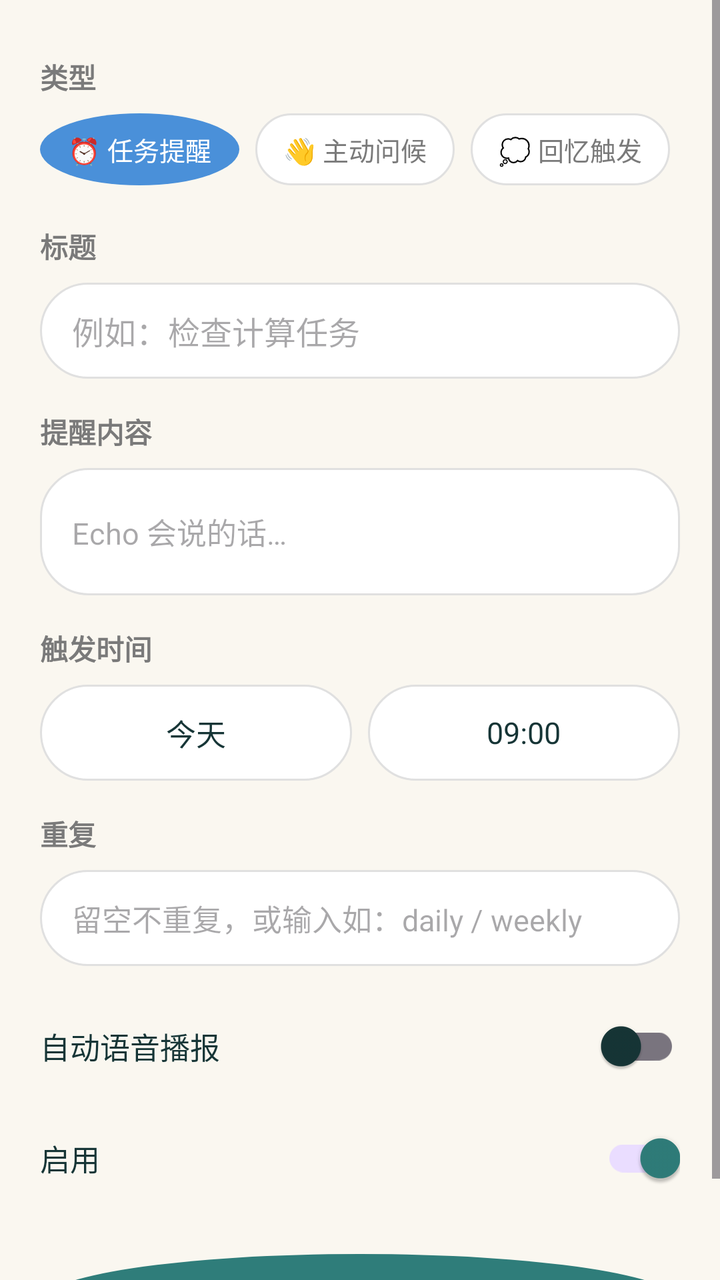
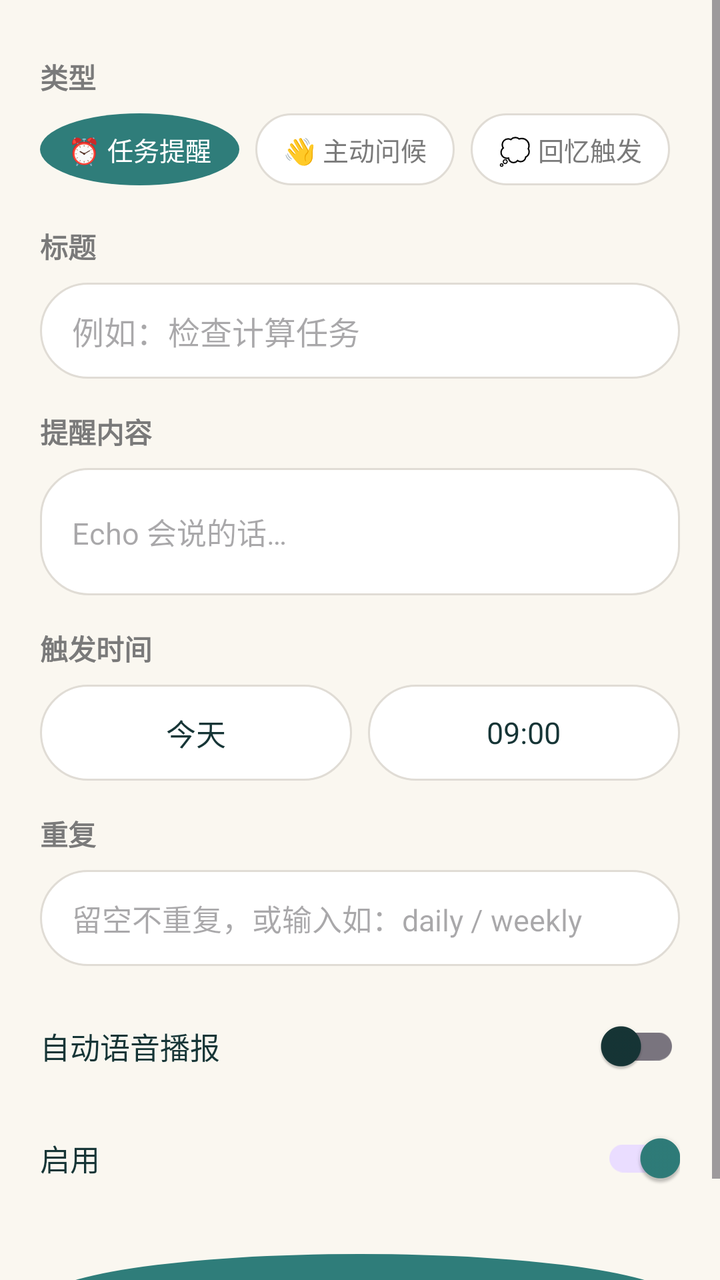

The first picture is an Android layout as it rendered before a commit; the second is the same layout after the commit. The layout source and the unified diff follow.
<!-- AndroidManifest.xml: application theme Theme.MyApplication -->
<!-- res/layout/activity_plan_edit.xml -->
<?xml version="1.0" encoding="utf-8"?>
<ScrollView xmlns:android="http://schemas.android.com/apk/res/android"
    xmlns:app="http://schemas.android.com/apk/res-auto"
    android:layout_width="match_parent"
    android:layout_height="match_parent"
    android:background="#FAF7F0">

    <LinearLayout
        android:layout_width="match_parent"
        android:layout_height="wrap_content"
        android:orientation="vertical"
        android:padding="20dp">

        
        <TextView
            android:layout_width="wrap_content"
            android:layout_height="wrap_content"
            android:text="类型"
            android:textSize="14sp"
            android:textStyle="bold"
            android:textColor="#7A7A7A"
            android:layout_marginTop="8dp" />

        <LinearLayout
            android:id="@+id/layout_type_selector"
            android:layout_width="match_parent"
            android:layout_height="wrap_content"
            android:orientation="horizontal"
            android:layout_marginTop="8dp">

            <TextView
                android:id="@+id/chip_type_reminder"
                android:layout_width="wrap_content"
                android:layout_height="36dp"
                android:gravity="center"
                android:paddingHorizontal="14dp"
                android:text="⏰ 任务提醒"
                android:textSize="13sp"
                android:textColor="@android:color/white"
                android:background="@drawable/bg_send_button"
                android:clickable="true"
                android:focusable="true" />

            <TextView
                android:id="@+id/chip_type_checkin"
                android:layout_width="wrap_content"
                android:layout_height="36dp"
                android:layout_marginStart="8dp"
                android:gravity="center"
                android:paddingHorizontal="14dp"
                android:text="👋 主动问候"
                android:textSize="13sp"
                android:textColor="#7A7A7A"
                android:background="@drawable/bg_input"
                android:clickable="true"
                android:focusable="true" />

            <TextView
                android:id="@+id/chip_type_memory"
                android:layout_width="wrap_content"
                android:layout_height="36dp"
                android:layout_marginStart="8dp"
                android:gravity="center"
                android:paddingHorizontal="14dp"
                android:text="💭 回忆触发"
                android:textSize="13sp"
                android:textColor="#7A7A7A"
                android:background="@drawable/bg_input"
                android:clickable="true"
                android:focusable="true" />

            <TextView
                android:id="@+id/chip_type_autodiary"
                android:layout_width="wrap_content"
                android:layout_height="36dp"
                android:layout_marginStart="8dp"
                android:gravity="center"
                android:paddingHorizontal="14dp"
                android:text="📝 自动日记"
                android:textSize="13sp"
                android:textColor="#7A7A7A"
                android:background="@drawable/bg_input"
                android:clickable="true"
                android:focusable="true" />
        </LinearLayout>

        
        <TextView
            android:layout_width="wrap_content"
            android:layout_height="wrap_content"
            android:text="标题"
            android:textSize="14sp"
            android:textStyle="bold"
            android:textColor="#7A7A7A"
            android:layout_marginTop="20dp" />

        <EditText
            android:id="@+id/et_title"
            android:layout_width="match_parent"
            android:layout_height="wrap_content"
            android:layout_marginTop="8dp"
            android:hint="例如：检查计算任务"
            android:textSize="16sp"
            android:textColor="#163536"
            android:inputType="text"
            android:minHeight="48dp"
            android:background="@drawable/bg_input"
            android:paddingHorizontal="16dp"
            android:paddingVertical="12dp" />

        
        <TextView
            android:layout_width="wrap_content"
            android:layout_height="wrap_content"
            android:text="提醒内容"
            android:textSize="14sp"
            android:textStyle="bold"
            android:textColor="#7A7A7A"
            android:layout_marginTop="16dp" />

        <EditText
            android:id="@+id/et_message"
            android:layout_width="match_parent"
            android:layout_height="wrap_content"
            android:layout_marginTop="8dp"
            android:hint="Echo 会说的话…"
            android:textSize="15sp"
            android:textColor="#163536"
            android:inputType="textMultiLine"
            android:minLines="2"
            android:background="@drawable/bg_input"
            android:paddingHorizontal="16dp"
            android:paddingVertical="12dp" />

        
        <TextView
            android:layout_width="wrap_content"
            android:layout_height="wrap_content"
            android:text="触发时间"
            android:textSize="14sp"
            android:textStyle="bold"
            android:textColor="#7A7A7A"
            android:layout_marginTop="16dp" />

        <LinearLayout
            android:layout_width="match_parent"
            android:layout_height="wrap_content"
            android:orientation="horizontal"
            android:gravity="center_vertical"
            android:layout_marginTop="8dp">

            <LinearLayout
                android:layout_width="0dp"
                android:layout_height="48dp"
                android:layout_weight="1"
                android:gravity="center"
                android:background="@drawable/bg_input"
                android:clickable="true"
                android:focusable="true"
                android:id="@+id/btn_pick_date">

                <TextView
                    android:id="@+id/tv_picked_date"
                    android:layout_width="wrap_content"
                    android:layout_height="wrap_content"
                    android:textSize="15sp"
                    android:textColor="#163536"
                    android:text="今天" />
            </LinearLayout>

            <LinearLayout
                android:layout_width="0dp"
                android:layout_height="48dp"
                android:layout_weight="1"
                android:layout_marginStart="8dp"
                android:gravity="center"
                android:background="@drawable/bg_input"
                android:clickable="true"
                android:focusable="true"
                android:id="@+id/btn_pick_time">

                <TextView
                    android:id="@+id/tv_picked_time"
                    android:layout_width="wrap_content"
                    android:layout_height="wrap_content"
                    android:textSize="15sp"
                    android:textColor="#163536"
                    android:text="09:00" />
            </LinearLayout>
        </LinearLayout>

        
        <TextView
            android:layout_width="wrap_content"
            android:layout_height="wrap_content"
            android:text="重复"
            android:textSize="14sp"
            android:textStyle="bold"
            android:textColor="#7A7A7A"
            android:layout_marginTop="16dp" />

        <EditText
            android:id="@+id/et_repeat"
            android:layout_width="match_parent"
            android:layout_height="wrap_content"
            android:layout_marginTop="8dp"
            android:hint="留空不重复，或输入如：daily / weekly"
            android:textSize="15sp"
            android:textColor="#163536"
            android:inputType="text"
            android:minHeight="48dp"
            android:background="@drawable/bg_input"
            android:paddingHorizontal="16dp"
            android:paddingVertical="12dp" />

        
        <LinearLayout
            android:layout_width="match_parent"
            android:layout_height="wrap_content"
            android:orientation="horizontal"
            android:gravity="center_vertical"
            android:layout_marginTop="16dp">

            <TextView
                android:layout_width="0dp"
                android:layout_height="wrap_content"
                android:layout_weight="1"
                android:text="自动语音播报"
                android:textSize="15sp"
                android:textColor="#163536" />

            <androidx.appcompat.widget.SwitchCompat
                android:id="@+id/switch_auto_speak"
                android:layout_width="wrap_content"
                android:layout_height="wrap_content" />
        </LinearLayout>

        <LinearLayout
            android:layout_width="match_parent"
            android:layout_height="wrap_content"
            android:orientation="horizontal"
            android:gravity="center_vertical"
            android:layout_marginTop="8dp">

            <TextView
                android:layout_width="0dp"
                android:layout_height="wrap_content"
                android:layout_weight="1"
                android:text="启用"
                android:textSize="15sp"
                android:textColor="#163536" />

            <androidx.appcompat.widget.SwitchCompat
                android:id="@+id/switch_enabled"
                android:layout_width="wrap_content"
                android:layout_height="wrap_content"
                android:checked="true" />
        </LinearLayout>

        
        <Button
            android:id="@+id/btn_save"
            android:layout_width="match_parent"
            android:layout_height="48dp"
            android:layout_marginTop="24dp"
            android:text="保存"
            android:textSize="16sp"
            android:textColor="@android:color/white"
            android:background="@drawable/bg_send_button"
            app:cornerRadius="14dp" />

        <Button
            android:id="@+id/btn_delete"
            android:layout_width="match_parent"
            android:layout_height="48dp"
            android:layout_marginTop="8dp"
            android:text="删除规划"
            android:textSize="16sp"
            android:textColor="#E53935"
            android:visibility="gone"
            android:background="@android:color/transparent" />

    </LinearLayout>
</ScrollView>
<!-- resources referenced by this layout -->
<resources>
  <!-- drawable bg_input (drawable) -->
  <?xml version="1.0" encoding="utf-8"?>
  <shape xmlns:android="http://schemas.android.com/apk/res/android"
      android:shape="rectangle">
      <solid android:color="@android:color/white" />
      <corners android:radius="24dp" />
      <stroke android:width="1dp" android:color="#E0E0E0" />
  </shape>
  <!-- drawable bg_send_button (drawable) -->
  <?xml version="1.0" encoding="utf-8"?>
  <shape xmlns:android="http://schemas.android.com/apk/res/android"
      android:shape="oval">
      <solid android:color="#4A90D9" />
  </shape>
  <style name="Theme.MyApplication" parent="Base.Theme.MyApplication" />
  <style name="Base.Theme.MyApplication" parent="Theme.Material3.DayNight.NoActionBar">
          <item name="colorPrimary">@color/echo_primary</item>
          <item name="colorPrimaryDark">@color/echo_primary_dark</item>
          <item name="colorAccent">@color/echo_primary</item>
          <item name="android:colorBackground">@color/echo_background</item>
          <item name="colorSurface">@color/echo_surface</item>
          <item name="colorOnPrimary">@color/white</item>
          <item name="colorOnSurface">@color/echo_text_primary</item>
      </style>
  <color name="echo_primary">#2F7D7A</color>
  <color name="echo_primary_dark">#1E5553</color>
  <color name="echo_background">#FAF7F0</color>
  <color name="echo_surface">#FFFFFF</color>
  <color name="white">#FFFFFFFF</color>
  <color name="echo_text_primary">#163536</color>
</resources>

<!-- the commit's change to res/layout/activity_plan_edit.xml (unified diff, before → after) -->
@@ -3,7 +3,7 @@
     xmlns:app="http://schemas.android.com/apk/res-auto"
     android:layout_width="match_parent"
     android:layout_height="match_parent"
-    android:background="#FAF7F0">
+    android:background="?attr/echoBackground">
 
     <LinearLayout
         android:layout_width="match_parent"
@@ -18,7 +18,7 @@
             android:text="类型"
             android:textSize="14sp"
             android:textStyle="bold"
-            android:textColor="#7A7A7A"
+            android:textColor="?attr/echoTextSecondary"
             android:layout_marginTop="8dp" />
 
         <LinearLayout
@@ -36,7 +36,7 @@
                 android:paddingHorizontal="14dp"
                 android:text="⏰ 任务提醒"
                 android:textSize="13sp"
-                android:textColor="@android:color/white"
+                android:textColor="?attr/echoOnPrimary"
                 android:background="@drawable/bg_send_button"
                 android:clickable="true"
                 android:focusable="true" />
@@ -50,7 +50,7 @@
                 android:paddingHorizontal="14dp"
                 android:text="👋 主动问候"
                 android:textSize="13sp"
-                android:textColor="#7A7A7A"
+                android:textColor="?attr/echoTextSecondary"
                 android:background="@drawable/bg_input"
                 android:clickable="true"
                 android:focusable="true" />
@@ -64,7 +64,7 @@
                 android:paddingHorizontal="14dp"
                 android:text="💭 回忆触发"
                 android:textSize="13sp"
-                android:textColor="#7A7A7A"
+                android:textColor="?attr/echoTextSecondary"
                 android:background="@drawable/bg_input"
                 android:clickable="true"
                 android:focusable="true" />
@@ -78,7 +78,7 @@
                 android:paddingHorizontal="14dp"
                 android:text="📝 自动日记"
                 android:textSize="13sp"
-                android:textColor="#7A7A7A"
+                android:textColor="?attr/echoTextSecondary"
                 android:background="@drawable/bg_input"
                 android:clickable="true"
                 android:focusable="true" />
@@ -91,7 +91,7 @@
             android:text="标题"
             android:textSize="14sp"
             android:textStyle="bold"
-            android:textColor="#7A7A7A"
+            android:textColor="?attr/echoTextSecondary"
             android:layout_marginTop="20dp" />
 
         <EditText
@@ -101,7 +101,7 @@
             android:layout_marginTop="8dp"
             android:hint="例如：检查计算任务"
             android:textSize="16sp"
-            android:textColor="#163536"
+            android:textColor="?attr/echoTextPrimary"
             android:inputType="text"
             android:minHeight="48dp"
             android:background="@drawable/bg_input"
@@ -115,7 +115,7 @@
             android:text="提醒内容"
             android:textSize="14sp"
             android:textStyle="bold"
-            android:textColor="#7A7A7A"
+            android:textColor="?attr/echoTextSecondary"
             android:layout_marginTop="16dp" />
 
         <EditText
@@ -125,7 +125,7 @@
             android:layout_marginTop="8dp"
             android:hint="Echo 会说的话…"
             android:textSize="15sp"
-            android:textColor="#163536"
+            android:textColor="?attr/echoTextPrimary"
             android:inputType="textMultiLine"
             android:minLines="2"
             android:background="@drawable/bg_input"
@@ -139,7 +139,7 @@
             android:text="触发时间"
             android:textSize="14sp"
             android:textStyle="bold"
-            android:textColor="#7A7A7A"
+            android:textColor="?attr/echoTextSecondary"
             android:layout_marginTop="16dp" />
 
         <LinearLayout
@@ -164,7 +164,7 @@
                     android:layout_width="wrap_content"
                     android:layout_height="wrap_content"
                     android:textSize="15sp"
-                    android:textColor="#163536"
+                    android:textColor="?attr/echoTextPrimary"
                     android:text="今天" />
             </LinearLayout>
 
@@ -184,7 +184,7 @@
                     android:layout_width="wrap_content"
                     android:layout_height="wrap_content"
                     android:textSize="15sp"
-                    android:textColor="#163536"
+                    android:textColor="?attr/echoTextPrimary"
                     android:text="09:00" />
             </LinearLayout>
         </LinearLayout>
@@ -196,7 +196,7 @@
             android:text="重复"
             android:textSize="14sp"
             android:textStyle="bold"
-            android:textColor="#7A7A7A"
+            android:textColor="?attr/echoTextSecondary"
             android:layout_marginTop="16dp" />
 
         <EditText
@@ -206,7 +206,7 @@
             android:layout_marginTop="8dp"
             android:hint="留空不重复，或输入如：daily / weekly"
             android:textSize="15sp"
-            android:textColor="#163536"
+            android:textColor="?attr/echoTextPrimary"
             android:inputType="text"
             android:minHeight="48dp"
             android:background="@drawable/bg_input"
@@ -227,7 +227,7 @@
                 android:layout_weight="1"
                 android:text="自动语音播报"
                 android:textSize="15sp"
-                android:textColor="#163536" />
+                android:textColor="?attr/echoTextPrimary" />
 
             <androidx.appcompat.widget.SwitchCompat
                 android:id="@+id/switch_auto_speak"
@@ -248,7 +248,7 @@
                 android:layout_weight="1"
                 android:text="启用"
                 android:textSize="15sp"
-                android:textColor="#163536" />
+                android:textColor="?attr/echoTextPrimary" />
 
             <androidx.appcompat.widget.SwitchCompat
                 android:id="@+id/switch_enabled"
@@ -265,7 +265,7 @@
             android:layout_marginTop="24dp"
             android:text="保存"
             android:textSize="16sp"
-            android:textColor="@android:color/white"
+            android:textColor="?attr/echoOnPrimary"
             android:background="@drawable/bg_send_button"
             app:cornerRadius="14dp" />
 
@@ -276,7 +276,7 @@
             android:layout_marginTop="8dp"
             android:text="删除规划"
             android:textSize="16sp"
-            android:textColor="#E53935"
+            android:textColor="?attr/echoDestructive"
             android:visibility="gone"
             android:background="@android:color/transparent" />
 
<!-- resource entries referenced after the edit -->
@@ -4,31 +4,43 @@
   <?xml version="1.0" encoding="utf-8"?>
   <shape xmlns:android="http://schemas.android.com/apk/res/android"
       android:shape="rectangle">
-      <solid android:color="@android:color/white" />
+      <solid android:color="?attr/echoSurface" />
       <corners android:radius="24dp" />
-      <stroke android:width="1dp" android:color="#E0E0E0" />
+      <stroke android:width="1dp" android:color="?attr/echoBorder" />
   </shape>
   <!-- drawable bg_send_button (drawable) -->
   <?xml version="1.0" encoding="utf-8"?>
   <shape xmlns:android="http://schemas.android.com/apk/res/android"
       android:shape="oval">
-      <solid android:color="#4A90D9" />
+      <solid android:color="?attr/echoPrimary" />
   </shape>
-  <style name="Theme.MyApplication" parent="Base.Theme.MyApplication" />
-  <style name="Base.Theme.MyApplication" parent="Theme.Material3.DayNight.NoActionBar">
-          <item name="colorPrimary">@color/echo_primary</item>
-          <item name="colorPrimaryDark">@color/echo_primary_dark</item>
-          <item name="colorAccent">@color/echo_primary</item>
-          <item name="android:colorBackground">@color/echo_background</item>
-          <item name="colorSurface">@color/echo_surface</item>
-          <item name="colorOnPrimary">@color/white</item>
-          <item name="colorOnSurface">@color/echo_text_primary</item>
+  <style name="Theme.MyApplication" parent="Theme.MyApplication.Base">
+          <item name="echoPrimary">#2F7D7A</item>
+          <item name="echoPrimaryDark">#1E5553</item>
+          <item name="echoBackground">#FAF7F0</item>
+          <item name="echoSurface">#FFFFFF</item>
+          <item name="echoSurfaceVariant">#F3EFE7</item>
+          <item name="echoTextPrimary">#163536</item>
+          <item name="echoTextSecondary">#7A7A7A</item>
+          <item name="echoAccent">#E9C98F</item>
+          <item name="echoOnPrimary">#FFFFFF</item>
+          <item name="echoBorder">#E0DCD5</item>
+          <item name="echoDestructive">#E53935</item>
+          <item name="echoHint">#BDBDBD</item>
+          <item name="echoBubbleUser">#2F7D7A</item>
+          <item name="echoBubbleAssistant">#F3EFE7</item>
+          <item name="echoToolInfoBg">#F3EFE7</item>
       </style>
-  <color name="echo_primary">#2F7D7A</color>
-  <color name="echo_primary_dark">#1E5553</color>
-  <color name="echo_background">#FAF7F0</color>
-  <color name="echo_surface">#FFFFFF</color>
-  <color name="white">#FFFFFFFF</color>
-  <color name="echo_text_primary">#163536</color>
+  <style name="Theme.MyApplication.Base" parent="Theme.Material3.DayNight.NoActionBar">
+          
+          <item name="colorPrimary">?attr/echoPrimary</item>
+          <item name="colorPrimaryDark">?attr/echoPrimaryDark</item>
+          <item name="colorAccent">?attr/echoPrimary</item>
+          <item name="android:colorBackground">?attr/echoBackground</item>
+          <item name="colorSurface">?attr/echoSurface</item>
+          <item name="colorOnPrimary">?attr/echoOnPrimary</item>
+          <item name="colorOnSurface">?attr/echoTextPrimary</item>
+          <item name="android:statusBarColor">?attr/echoBackground</item>
+      </style>
 </resources>
 
